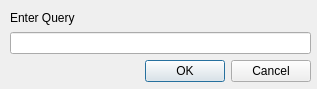
Qt form runquerydialog.ui (Tsibyonix/VisitationManagementTool) before a commit.
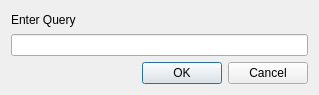
The same form after that commit.

Diff of the .ui file:
```diff
--- a/runquerydialog.ui
+++ b/runquerydialog.ui
@@ -6,22 +6,15 @@
    <rect>
     <x>0</x>
     <y>0</y>
-    <width>317</width>
-    <height>89</height>
+    <width>319</width>
+    <height>95</height>
    </rect>
   </property>
   <property name="windowTitle">
    <string>Dialog</string>
   </property>
-  <widget class="QWidget" name="">
-   <property name="geometry">
-    <rect>
-     <x>10</x>
-     <y>10</y>
-     <width>301</width>
-     <height>72</height>
-    </rect>
-   </property>
+  <layout class="QHBoxLayout" name="horizontalLayout_2">
+   <item>
    <layout class="QVBoxLayout" name="verticalLayout">
     <item>
      <widget class="QLabel" name="label">
@@ -65,7 +58,8 @@
      </layout>
     </item>
    </layout>
-  </widget>
+   </item>
+  </layout>
  </widget>
  <resources/>
  <connections/>
```
Lines whose indentation alone changed are shown as unchanged.
